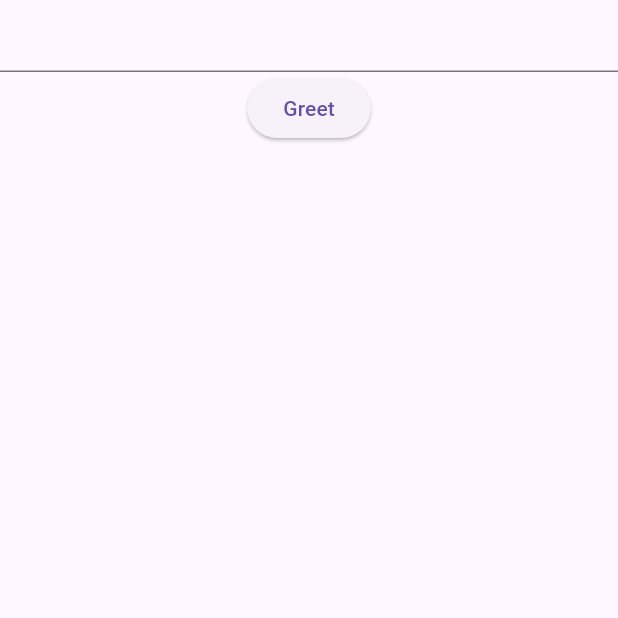
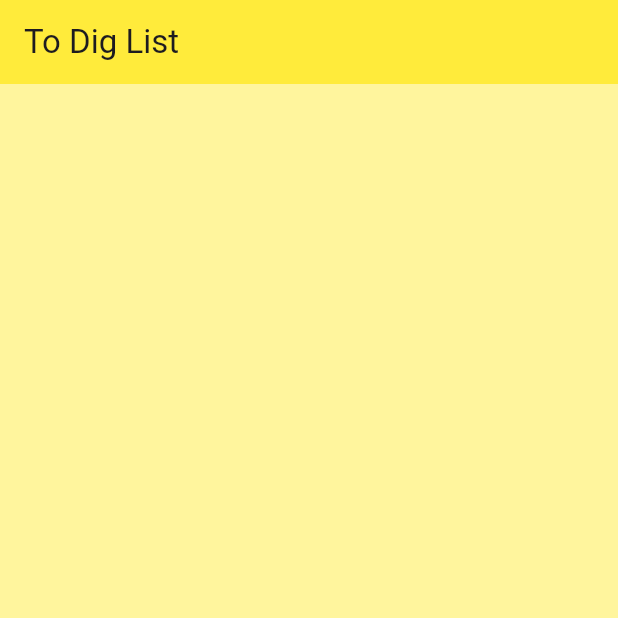
Before and after one commit to gflexx/notes_app, a Flutter app: the screen it shows after launch, on a phone screen of 412 x 824 dp, the top half of it. Run offline on Flutter 3.47's test engine with Material 3 defaults, Android fonts, the phone set to English and light mode, and no system bars.

Commit message:
Updated UI to yellow

```diff
--- a/lib/main.dart
+++ b/lib/main.dart
@@ -13,6 +13,10 @@ class MyApp extends StatelessWidget {
     return MaterialApp(
       debugShowCheckedModeBanner: false,
       home: TodoPage(),
+      theme: ThemeData(
+        primarySwatch: Colors.yellow
+
+      ),
     );
   }
 }
--- a/lib/pages/todo_page.dart
+++ b/lib/pages/todo_page.dart
@@ -9,25 +9,15 @@ class TodoPage extends StatefulWidget {
 
 class _TodoPageState extends State<TodoPage> {
 
-  // text input controller
-  final TextEditingController _textController = TextEditingController();
-  void greetUser(){
-    debugPrint('Hello, ${_textController.text}');
-  }
-
   @override
   Widget build(BuildContext context) {
     return Scaffold(
-      body: Center(
-        child: Column(
-          children: [
-            TextField(
-              controller: _textController,
-            ),
-            ElevatedButton(onPressed: greetUser, child: Text('Greet'))
-          ],
-        ),
+      backgroundColor: Colors.yellow[200],
+      appBar: AppBar(
+        backgroundColor: Colors.yellow,
+        title: Text('To Dig List'),
       ),
+      // body:
     );
   }
 }
```
